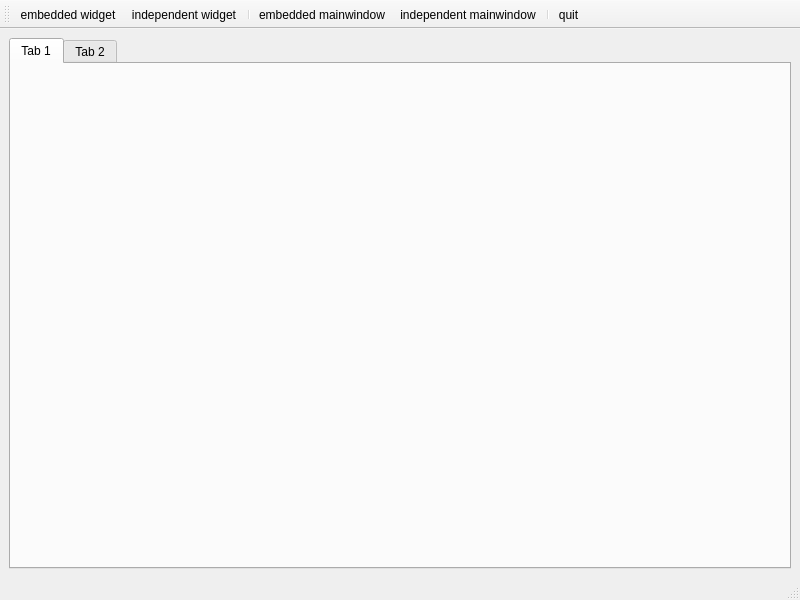
The window that multi_widget/qwmainwindow.ui (faithlocus/test_qt) describes before a commit, drawn with Qt 5.
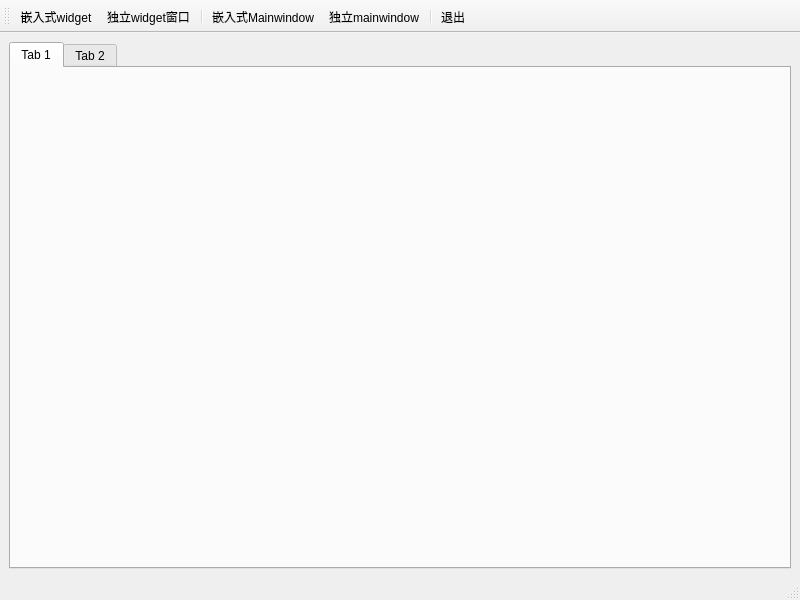
The same window after the commit. Icons and pictures are not drawn.

Commit message: 嵌入式mainwindow 独立mainwindow

The edit to the form file:
```diff
--- a/multi_widget/qwmainwindow.ui
+++ b/multi_widget/qwmainwindow.ui
@@ -75,7 +75,7 @@
      <normaloff>:/icon/icons/preview1.bmp</normaloff>:/icon/icons/preview1.bmp</iconset>
    </property>
    <property name="text">
-    <string>embedded widget</string>
+    <string>嵌入式widget</string>
    </property>
   </action>
   <action name="actionindependent_widget_action">
@@ -84,7 +84,7 @@
      <normaloff>:/icon/icons/print1.bmp</normaloff>:/icon/icons/print1.bmp</iconset>
    </property>
    <property name="text">
-    <string>independent widget</string>
+    <string>独立widget窗口</string>
    </property>
   </action>
   <action name="actionembedded_mainwindow_action">
@@ -93,7 +93,7 @@
      <normaloff>:/icon/icons/saveall1.bmp</normaloff>:/icon/icons/saveall1.bmp</iconset>
    </property>
    <property name="text">
-    <string>embedded mainwindow</string>
+    <string>嵌入式Mainwindow</string>
    </property>
   </action>
   <action name="actionindependent_mainwindow_action">
@@ -102,7 +102,7 @@
      <normaloff>:/icon/icons/undo.bmp</normaloff>:/icon/icons/undo.bmp</iconset>
    </property>
    <property name="text">
-    <string>independent mainwindow</string>
+    <string>独立mainwindow</string>
    </property>
   </action>
   <action name="quit_action">
@@ -111,7 +111,7 @@
      <normaloff>:/icon/icons/upfold1.bmp</normaloff>:/icon/icons/upfold1.bmp</iconset>
    </property>
    <property name="text">
-    <string>quit</string>
+    <string>退出</string>
    </property>
   </action>
  </widget>
```
The commit also changes 6 other files.
